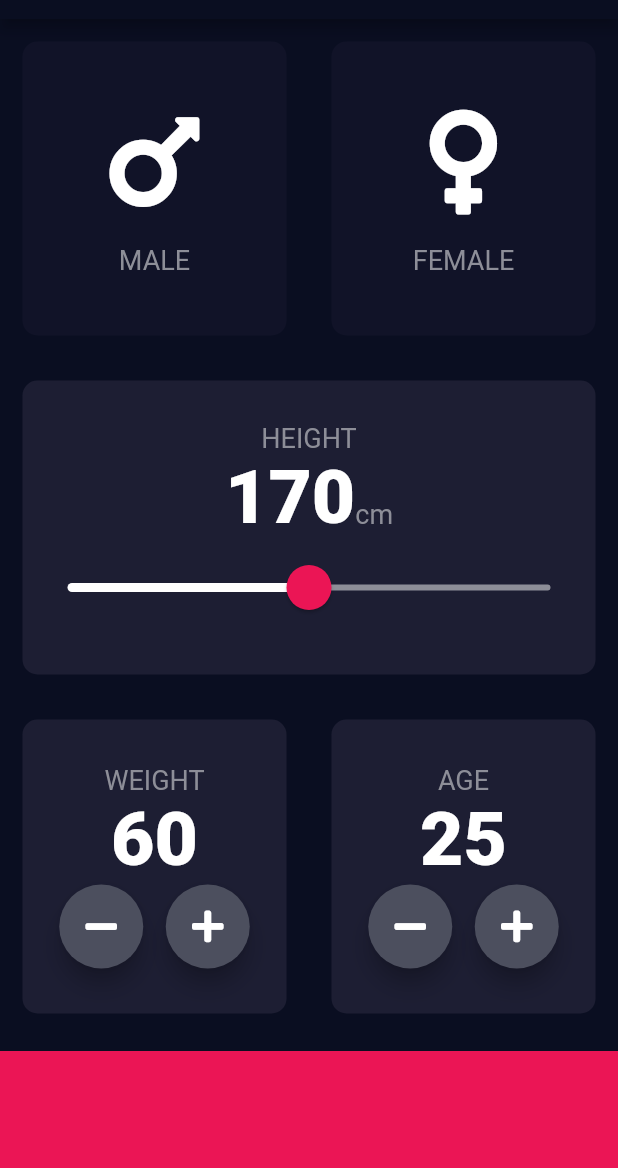
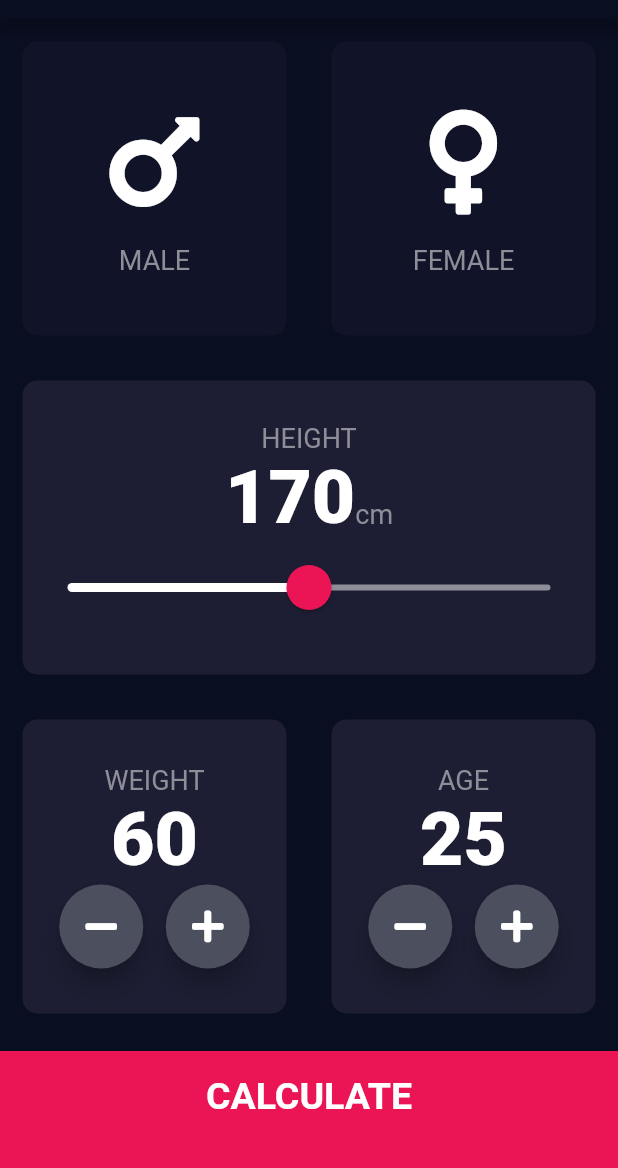
Before and after one commit to Robert-OP/bmi-calculator, a Flutter app: the screen it shows after launch, on a phone screen of 412 x 824 dp, the part 65-1233 px from its top. Run offline on Flutter 3.47's test engine with Material 2 defaults, Android fonts, the phone set to English and light mode, and no system bars; our stand-ins replace font_awesome_flutter.

```diff
--- /dev/null
+++ b/lib/components/bottom_button.dart
@@ -0,0 +1,28 @@
+import 'package:flutter/material.dart';
+
+import '../constants.dart';
+
+class BottomButton extends StatelessWidget {
+  BottomButton({@required this.onTap, @required this.buttonTitle});
+  final Function onTap;
+  final String buttonTitle;
+  @override
+  Widget build(BuildContext context) {
+    return GestureDetector(
+      onTap: onTap,
+      child: Container(
+        child: Center(
+          child: Text(
+            buttonTitle,
+            style: kLargeButtonTextStyle,
+          ),
+        ),
+        color: kBottomContainerColor,
+        margin: EdgeInsets.only(top: 10.0),
+        padding: EdgeInsets.only(bottom: 20.0),
+        width: double.infinity,
+        height: kBottomContainerHeight,
+      ),
+    );
+  }
+}
--- a/lib/icon_content.dart
+++ b/lib/components/icon_content.dart
@@ -1,6 +1,6 @@
 import 'package:flutter/material.dart';
 
-import 'constants.dart';
+import '../constants.dart';
 
 class IconContent extends StatelessWidget {
   IconContent({@required this.icon, this.label});
--- a/lib/main.dart
+++ b/lib/main.dart
@@ -1,5 +1,5 @@
 import 'package:flutter/material.dart';
-import 'input_page.dart';
+import 'package:bmi_calculator/screens/input_page.dart';
 
 void main() => runApp(BMICalculator());
 
--- a/lib/input_page.dart
+++ b/lib/screens/input_page.dart
@@ -1,10 +1,12 @@
+import 'package:bmi_calculator/components/bottom_button.dart';
+import 'package:bmi_calculator/components/icon_content.dart';
+import 'package:bmi_calculator/components/reusable_card.dart';
+import 'package:bmi_calculator/components/rounded_icon_button.dart';
+import 'package:bmi_calculator/screens/results_page.dart';
 import 'package:flutter/material.dart';
 import 'package:font_awesome_flutter/font_awesome_flutter.dart';
 
-import 'constants.dart';
-import 'icon_content.dart';
-import 'reusable_card.dart';
-import 'rounded_icon_button.dart';
+import '../constants.dart';
 
 enum Gender { male, female }
 
@@ -201,11 +203,16 @@ class _InputPageState extends State<InputPage> {
               ],
             ),
           ),
-          Container(
-            color: kBottomContainerColor,
-            margin: EdgeInsets.only(top: 10.0),
-            width: double.infinity,
-            height: kBottomContainerHeight,
+          BottomButton(
+            buttonTitle: 'CALCULATE',
+            onTap: () {
+              Navigator.push(
+                context,
+                MaterialPageRoute(
+                  builder: (context) => ResultsPage(),
+                ),
+              );
+            },
           )
         ],
       ),
```
Also changed, not shown: lib/bmi_brain.dart (added, +12 -0 lines), lib/constants.dart (+25 -0 lines), lib/screens/results_page.dart (added, +63 -0 lines), lib/components/reusable_card.dart (renamed from lib/reusable_card.dart), lib/components/rounded_icon_button.dart (renamed from lib/rounded_icon_button.dart).
